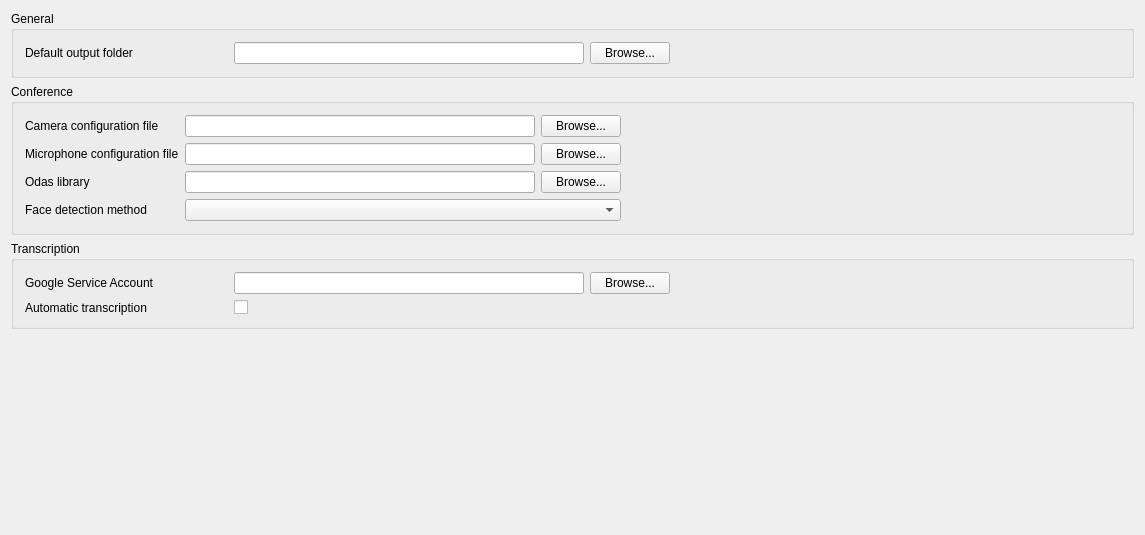
Above: src/app/gui/change_settings.ui from introlab/rendezvous before the change. Below: the same form after it.
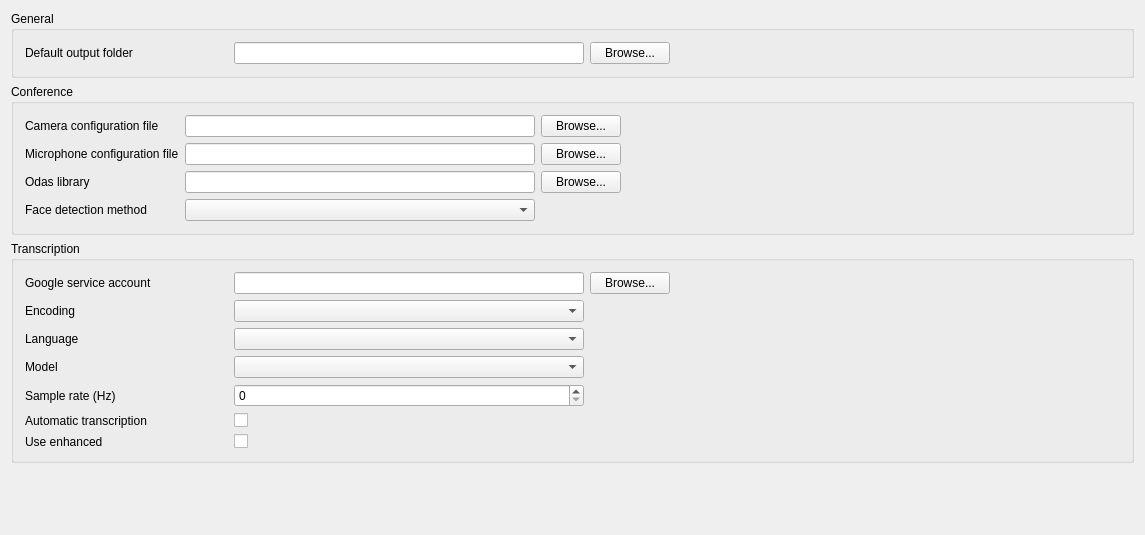
That is the form after the change.

Commit message: Transcription settings are now in the setting tab. SpeechToText is not accessible with the application container

Diff of the .ui file:
```diff
--- a/src/app/gui/change_settings.ui
+++ b/src/app/gui/change_settings.ui
@@ -23,22 +23,6 @@
       <property name="horizontalSpacing">
        <number>6</number>
       </property>
-      <item row="0" column="2">
-       <widget class="QLineEdit" name="serviceAccountPath">
-        <property name="sizePolicy">
-         <sizepolicy hsizetype="Preferred" vsizetype="Fixed">
-          <horstretch>0</horstretch>
-          <verstretch>0</verstretch>
-         </sizepolicy>
-        </property>
-        <property name="minimumSize">
-         <size>
-          <width>350</width>
-          <height>0</height>
-         </size>
-        </property>
-       </widget>
-      </item>
       <item row="0" column="4">
        <spacer name="horizontalSpacer_2">
         <property name="orientation">
@@ -52,6 +36,44 @@
         </property>
        </spacer>
       </item>
+      <item row="2" column="0">
+       <widget class="QLabel" name="label_8">
+        <property name="text">
+         <string>Encoding</string>
+        </property>
+       </widget>
+      </item>
+      <item row="4" column="0">
+       <widget class="QLabel" name="label_10">
+        <property name="text">
+         <string>Model</string>
+        </property>
+       </widget>
+      </item>
+      <item row="3" column="0">
+       <widget class="QLabel" name="label_9">
+        <property name="text">
+         <string>Language</string>
+        </property>
+       </widget>
+      </item>
+      <item row="5" column="0">
+       <widget class="QLabel" name="label_11">
+        <property name="text">
+         <string>Sample rate (Hz)</string>
+        </property>
+       </widget>
+      </item>
+      <item row="4" column="2">
+       <widget class="QComboBox" name="modelComboBox"/>
+      </item>
+      <item row="7" column="0">
+       <widget class="QLabel" name="label_12">
+        <property name="text">
+         <string>Use enhanced</string>
+        </property>
+       </widget>
+      </item>
       <item row="0" column="3">
        <widget class="QPushButton" name="btnBrowseServiceAccount">
         <property name="text">
@@ -59,10 +81,19 @@
         </property>
        </widget>
       </item>
-      <item row="1" column="0">
-       <widget class="QLabel" name="label_7">
-        <property name="text">
-         <string>Automatic transcription</string>
+      <item row="0" column="2">
+       <widget class="QLineEdit" name="serviceAccountPath">
+        <property name="sizePolicy">
+         <sizepolicy hsizetype="Preferred" vsizetype="Fixed">
+          <horstretch>0</horstretch>
+          <verstretch>0</verstretch>
+         </sizepolicy>
+        </property>
+        <property name="minimumSize">
+         <size>
+          <width>350</width>
+          <height>0</height>
+         </size>
         </property>
        </widget>
       </item>
@@ -75,17 +106,40 @@
          </size>
         </property>
         <property name="text">
-         <string>Google Service Account</string>
+         <string>Google service account</string>
         </property>
        </widget>
       </item>
-      <item row="1" column="2">
+      <item row="7" column="2">
+       <widget class="QCheckBox" name="enhancedCheckBox">
+        <property name="text">
+         <string/>
+        </property>
+       </widget>
+      </item>
+      <item row="5" column="2">
+       <widget class="QSpinBox" name="sampleRateSpinBox"/>
+      </item>
+      <item row="3" column="2">
+       <widget class="QComboBox" name="languageComboBox"/>
+      </item>
+      <item row="6" column="0">
+       <widget class="QLabel" name="label_7">
+        <property name="text">
+         <string>Automatic transcription</string>
+        </property>
+       </widget>
+      </item>
+      <item row="6" column="2">
        <widget class="QCheckBox" name="autoTranscriptionCheckBox">
         <property name="text">
          <string/>
         </property>
        </widget>
       </item>
+      <item row="2" column="2">
+       <widget class="QComboBox" name="encodingComboBox"/>
+      </item>
      </layout>
     </widget>
    </item>
@@ -149,15 +203,11 @@
           <height>0</height>
          </size>
         </property>
-       </widget>
-      </item>
-      <item row="3" column="1" colspan="2">
-       <widget class="QComboBox" name="cbFaceDetection">
-        <property name="sizePolicy">
-         <sizepolicy hsizetype="Preferred" vsizetype="Fixed">
-          <horstretch>0</horstretch>
-          <verstretch>0</verstretch>
-         </sizepolicy>
+        <property name="text">
+         <string/>
+        </property>
+        <property name="alignment">
+         <set>Qt::AlignLeading|Qt::AlignLeft|Qt::AlignVCenter</set>
         </property>
        </widget>
       </item>
@@ -252,6 +302,16 @@
         </property>
        </spacer>
       </item>
+      <item row="3" column="1">
+       <widget class="QComboBox" name="cbFaceDetection">
+        <property name="sizePolicy">
+         <sizepolicy hsizetype="Preferred" vsizetype="Fixed">
+          <horstretch>0</horstretch>
+          <verstretch>0</verstretch>
+         </sizepolicy>
+        </property>
+       </widget>
+      </item>
      </layout>
     </widget>
    </item>
```
The commit also changes 7 other files.
